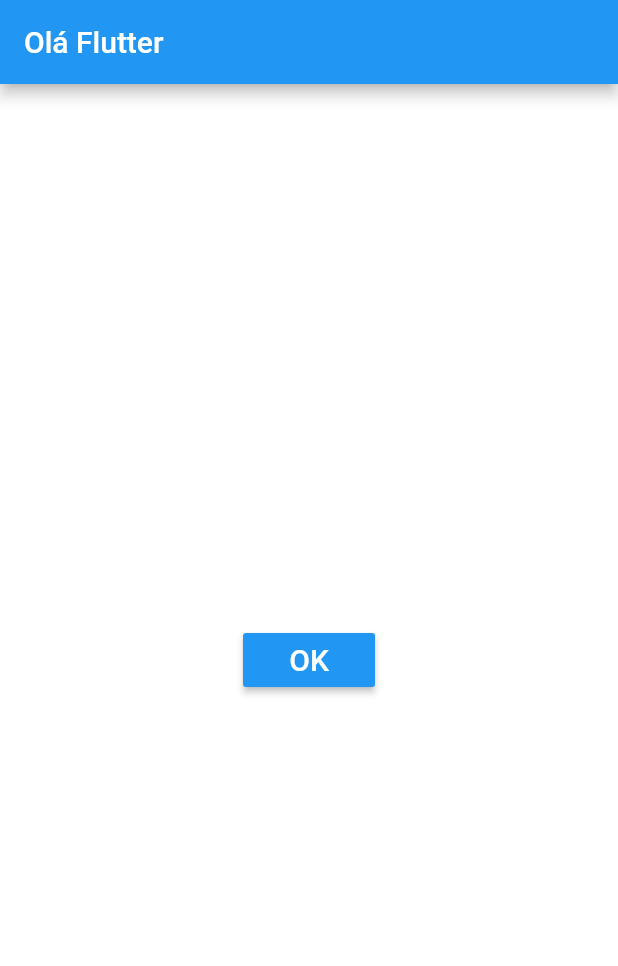
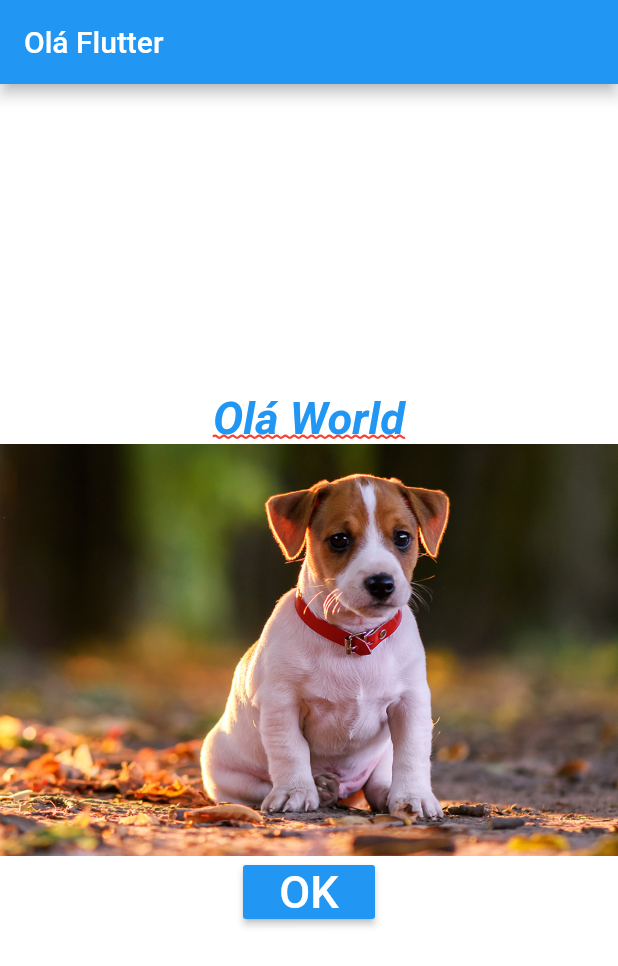
Before and after one commit to wagnerluzdevops/flutter_estudo, a Flutter app: the screen it shows after launch, after a tap on "OK", on a phone screen of 412 x 824 dp. Shown: the top 966 px of the screen. Run offline on Flutter 3.47's test engine with Material 2 defaults, Android fonts, the phone set to English and light mode, and no system bars; our stand-ins replace fluttertoast.

Commit message:
Lição 40

```diff
--- a/flutter_hello/lib/home_page.dart
+++ b/flutter_hello/lib/home_page.dart
@@ -1,74 +1,66 @@
-import 'package:flutter/cupertino.dart';
 import 'package:flutter/material.dart';
 
 class HomePage extends StatelessWidget {
   @override
   Widget build(BuildContext context) {
-    var scaffold = Scaffold(
+    return Scaffold(
       appBar: AppBar(
         title: Text("Olá Flutter"),
       ),
       body: _body(),
     );
-    return scaffold;
-  }
   }
 
-Container _body() {
-  // Não precisaria do Container, vou deixar pra ficar explicito !
+  _body() {
     return Container(
       color: Colors.white,
-    child: Center(
-      child:  _button(),
-    )
+      child: Column(
+        mainAxisAlignment: MainAxisAlignment.center,
+        children: <Widget>[
+          _text(),
+          _img(),
+          _button()
+        ],
+      ),
     );
   }
 
-RaisedButton _button() {
+  _button() {
     return RaisedButton(
         color: Colors.blue,
-      child: Text (
+        child: Text(
           "OK",
-        style: TextStyle (
+          style: TextStyle(
             color: Colors.white,
-          fontSize: 20
+            fontSize: 30,
           ),
         ),
-      onPressed: () =>  _onClickOK()  // Usando arrow function !
-      ,
+        onPressed: _onClickOk
     );
   }
 
-void _onClickOK() {
-  print("Clicou no Botão OK");
+  void _onClickOk() {
+    print("Clicou no botão!");
   }
 
-Image _img() {
+  _img() {
     return Image.asset(
-      'assets/images/dog2.png',
-    width: 300,
-    height: 300,
-    fit: BoxFit.fill
+      "assets/images/dog1.png",
+      fit: BoxFit.cover,
     );
-//  return Image.network(
-//      'https://preview.free3d.com/img/2017/04/2140154274204616055/0ejxkp2a-900.jpg');
   }
 
-Text _text() {
+  _text() {
     return Text(
       "Olá World",
       style: TextStyle(
           color: Colors.blue,
-      fontSize: 40,
+          fontSize: 30,
           fontWeight: FontWeight.bold,
           fontStyle: FontStyle.italic,
           decoration: TextDecoration.underline,
           decorationColor: Colors.red,
-      decorationStyle: TextDecorationStyle.wavy,
-    ),
+          decorationStyle: TextDecorationStyle.wavy),
     );
   }
-
-Text _text2() {
-  return Text("Hello");
 }
```
Lines whose indentation alone changed are shown as unchanged.
